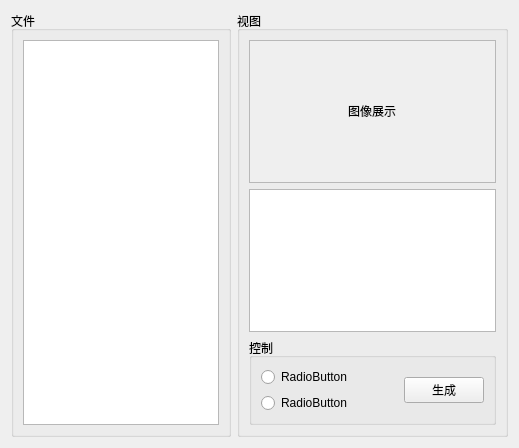
This is Modules/ImageExInfos/simageexinfos.ui in cnscj/WorkHelper as Qt 5 draws it before an edit. The edited form follows.
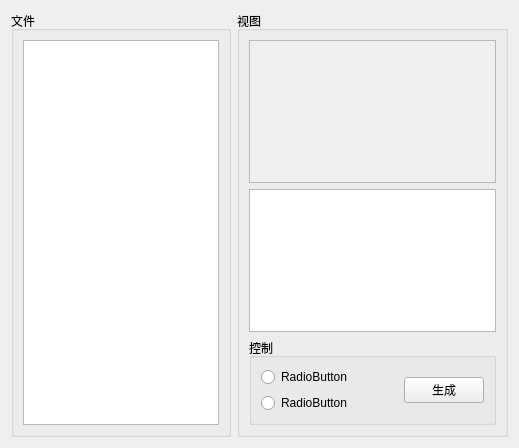
This is the edited form. Custom widgets are drawn as their Qt base class.

Commit message: feat:ImageView

```diff
--- a/Modules/ImageExInfos/simageexinfos.ui
+++ b/Modules/ImageExInfos/simageexinfos.ui
@@ -118,11 +118,15 @@
             </rect>
            </property>
            <layout class="QGridLayout" name="gridLayout_2">
-            <item row="0" column="0" alignment="Qt::AlignHCenter|Qt::AlignVCenter">
-             <widget class="QLabel" name="outImage">
-              <property name="text">
-               <string>图像展示</string>
+            <item row="0" column="0">
+             <widget class="SImageView" name="imageView" native="true">
+              <property name="sizePolicy">
+               <sizepolicy hsizetype="Fixed" vsizetype="Fixed">
+                <horstretch>0</horstretch>
+                <verstretch>0</verstretch>
+               </sizepolicy>
               </property>
+              <layout class="QGridLayout" name="gridLayout_4"/>
              </widget>
             </item>
            </layout>
@@ -149,6 +153,12 @@
    <extends>QListWidget</extends>
    <header>Component/SDragListWidget.h</header>
   </customwidget>
+  <customwidget>
+   <class>SImageView</class>
+   <extends>QWidget</extends>
+   <header>Component/SImageView.h</header>
+   <container>1</container>
+  </customwidget>
  </customwidgets>
  <resources/>
  <connections/>
```
The commit also changes 7 other files.
